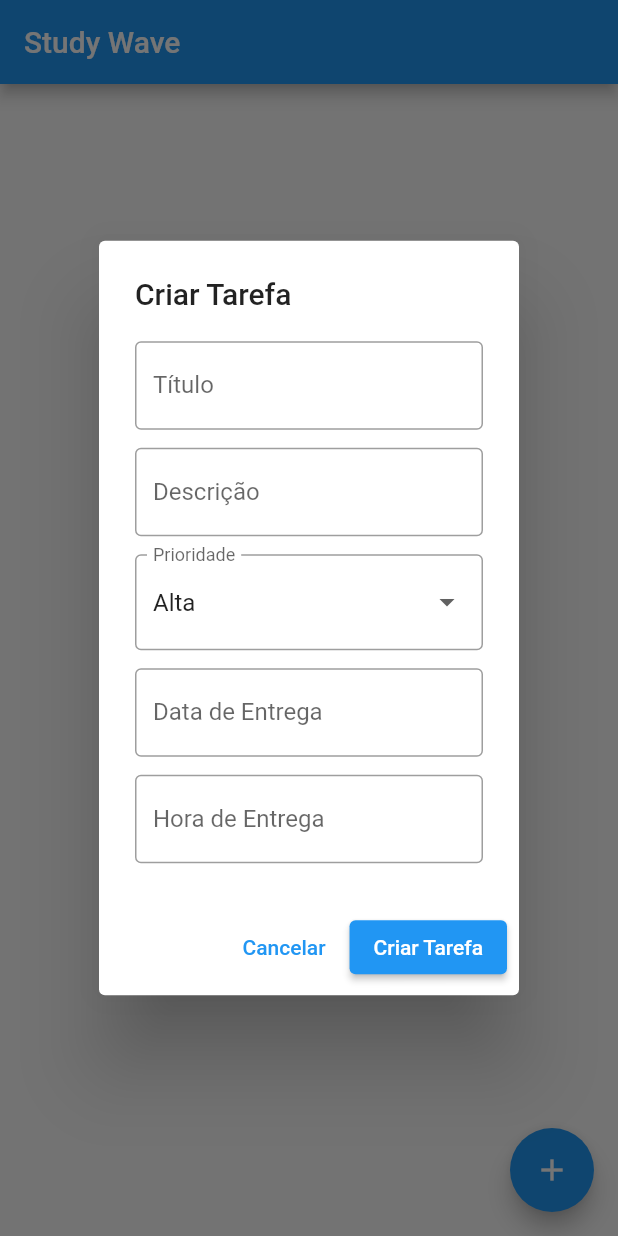
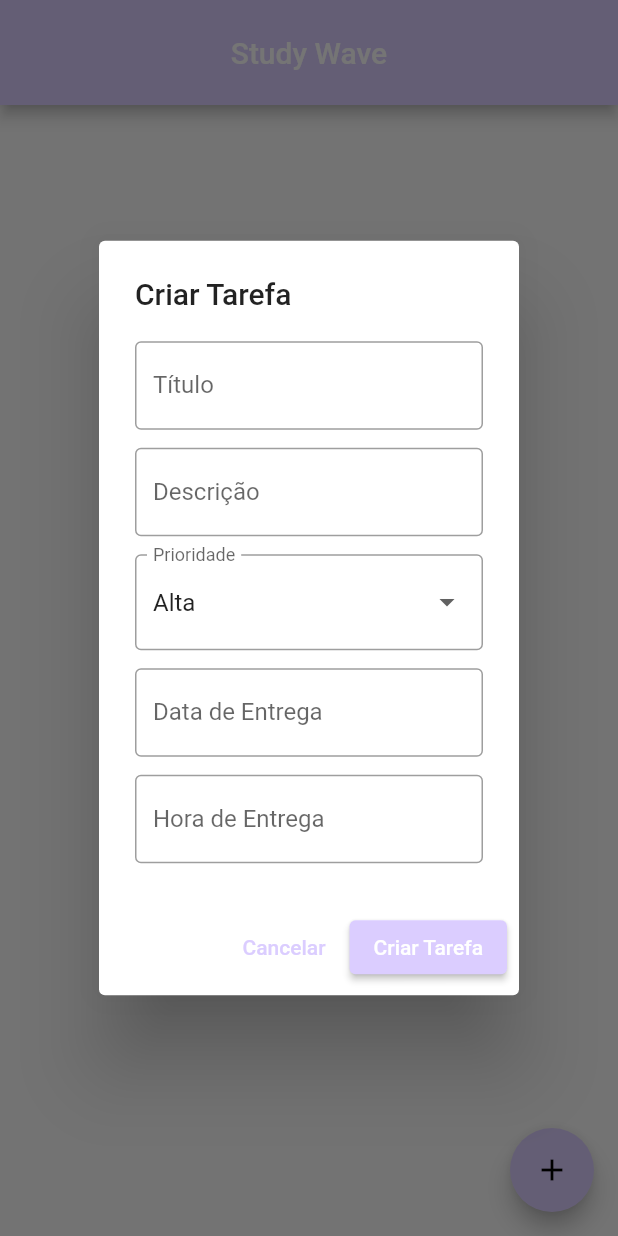
Before and after one commit to carolthy1/integrador10, a Flutter app: the screen it shows after launch, after a tap on the "add" icon, on a phone screen of 412 x 824 dp. Run offline on Flutter 3.47's test engine with Material 2 defaults, Android fonts, the phone set to English and light mode, and no system bars; our stand-ins replace sqflite; accounts and stored records are empty.

Commit message:
1.4 (modificações visuais)

```diff
--- a/lib/database.dart
+++ b/lib/database.dart
@@ -1,3 +1,4 @@
+
 import 'package:sqflite/sqflite.dart';
 import 'package:path/path.dart';
 
--- a/lib/home_screen.dart
+++ b/lib/home_screen.dart
@@ -68,7 +68,7 @@ class _HomeScreenState extends State<HomeScreen> {
           final task = _tasks[index];
           return GestureDetector(
             onTap: () {
-              task.showDetails(context); // Corrigir a chamada do método para task.showDetails
+              task.showDetails(context);
             },
             child: Card(
               elevation: 2,
--- a/lib/main.dart
+++ b/lib/main.dart
@@ -6,23 +6,32 @@ import 'home_screen.dart';
 void main() => runApp(MyApp());
 
 class MyApp extends StatelessWidget {
+  final Color myColor = Color(0xFFDBCDFF);
+
   @override
   Widget build(BuildContext context) {
     return MaterialApp(
       title: 'Study Wave',
-      theme: ThemeData(
-        primarySwatch: Colors.blue,
+      theme: ThemeData.light().copyWith(
+        appBarTheme: AppBarTheme(
+          toolbarHeight: 70.0, // Defina a altura da faixa da AppBar aqui
+          elevation: 4, // Ajuste a elevação da AppBar aqui
+          centerTitle: true, // Centralize o título
+        ),
+        colorScheme: ColorScheme.light(
+          primary: myColor,
+          secondary: myColor,
+        ),
       ),
       localizationsDelegates: [
         GlobalMaterialLocalizations.delegate,
         GlobalWidgetsLocalizations.delegate,
         GlobalCupertinoLocalizations.delegate,
-        // Adicione um delegate específico para pt_BR
         const FallbackCupertinoLocalisationsDelegate(),
       ],
       supportedLocales: [
-        const Locale('en', 'US'), // Inglês
-        const Locale('pt', 'BR'), // Português do Brasil
+        const Locale('en', 'US'),
+        const Locale('pt', 'BR'),
       ],
       home: HomeScreen(),
     );
--- a/pubspec.yaml
+++ b/pubspec.yaml
@@ -12,6 +12,7 @@ dependencies:
   sqflite: ^2.3.0
   intl: ^0.18.1
   flutter_localization: ^0.1.14
+  google_fonts: ^6.1.0
 
 dev_dependencies:
   flutter_test:
```
Also changed, not shown: lib/task_detail.dart (+22 -2 lines), pubspec.lock, 1 other file.
